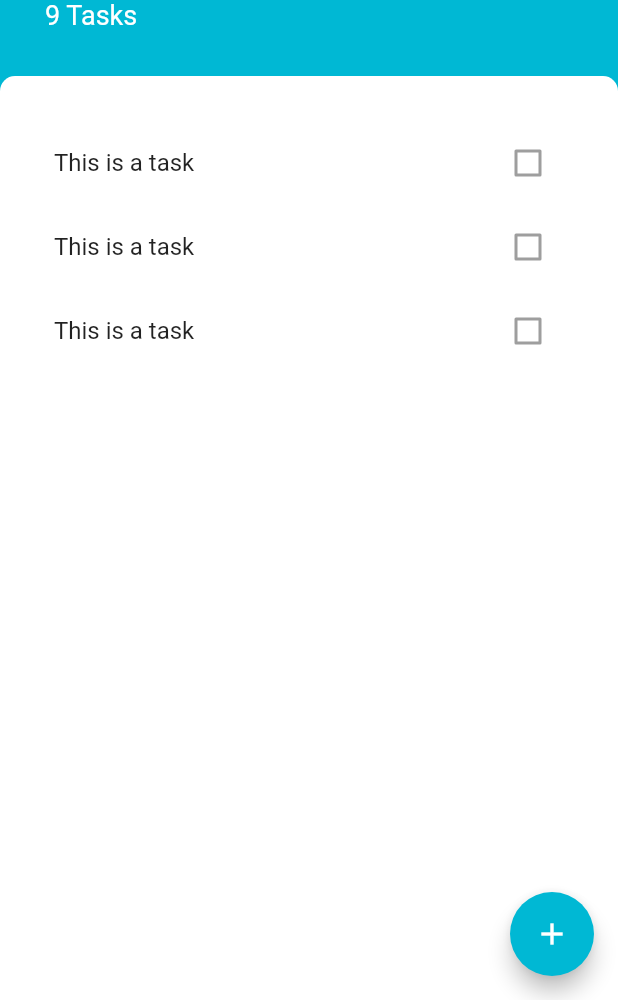
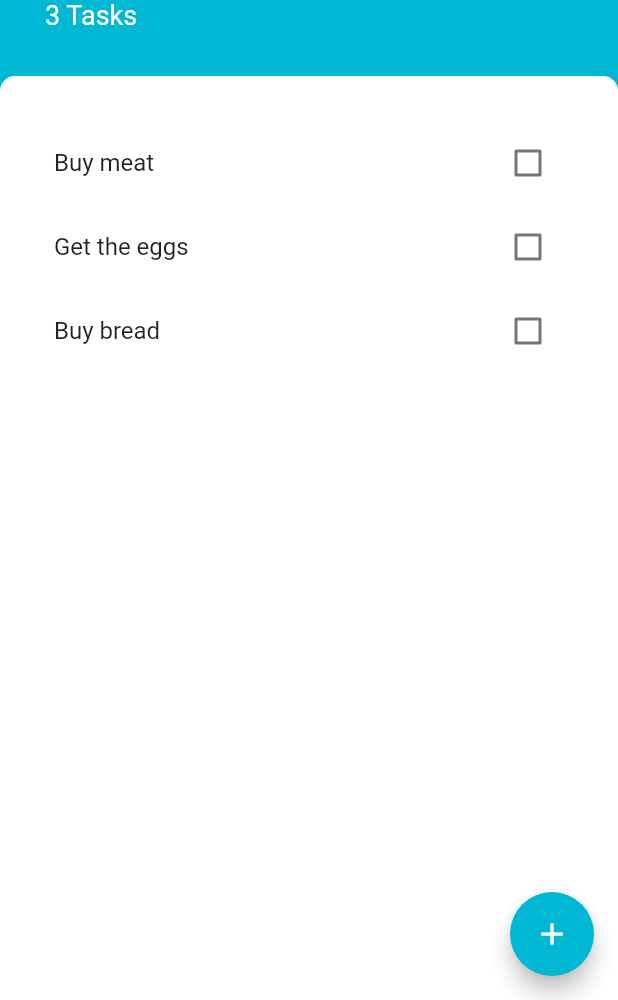
Before and after one commit to hazirah229/todoo_flutter, a Flutter app: the screen it shows after launch, on a phone screen of 412 x 824 dp, the part 236-1236 px from its top. Run offline on Flutter 3.47's test engine with Material 2 defaults, Android fonts, the phone set to English and light mode, and no system bars.

Commit message:
added new models, widget file, amend add, update&delete func

```diff
--- a/lib/main.dart
+++ b/lib/main.dart
@@ -1,13 +1,17 @@
 import 'package:flutter/material.dart';
 import 'screen/taskscreen.dart';
+import 'package:provider/provider.dart';
+import 'package:todoo_flutter/models/task_data.dart';
 
 void main() => runApp(MyApp());
 
 class MyApp extends StatelessWidget {
   @override
   Widget build(BuildContext context) {
-    return MaterialApp(
-      home: TasksScreen(),
-    );
+    return ChangeNotifierProvider(
+        builder: (context) => TaskData(),
+        child: MaterialApp(
+          home: TasksScreen(),
+        ));
   }
 }
--- /dev/null
+++ b/lib/models/task.dart
@@ -0,0 +1,10 @@
+class Task {
+  final String name;
+  bool isDone;
+
+  Task({this.name, this.isDone = false});
+
+  void toggleDone() {
+    isDone = !isDone;
+  }
+}
--- /dev/null
+++ b/lib/models/task_data.dart
@@ -0,0 +1,35 @@
+import 'dart:collection';
+import 'package:todoo_flutter/models/task.dart';
+import 'package:flutter/cupertino.dart';
+
+class TaskData extends ChangeNotifier {
+  List<Task> _tasks = [
+    Task(name: 'Buy meat'),
+    Task(name: 'Get the eggs'),
+    Task(name: 'Buy bread'),
+  ];
+
+  UnmodifiableListView<Task> get tasks {
+    return UnmodifiableListView(_tasks);
+  }
+
+  int get taskCount {
+    return _tasks.length;
+  }
+
+  void addTask(String newTaskTitle) {
+    final task = Task(name: newTaskTitle);
+    _tasks.add(task);
+    notifyListeners();
+  }
+
+  void updateTask(Task task) {
+    task.toggleDone();
+    notifyListeners();
+  }
+
+  void deleteTask(Task task) {
+    _tasks.remove(task);
+    notifyListeners();
+  }
+}
--- a/lib/screen/taskscreen.dart
+++ b/lib/screen/taskscreen.dart
@@ -2,6 +2,8 @@ import 'package:flutter/cupertino.dart';
 import 'package:flutter/material.dart';
 import 'package:todoo_flutter/widgets/tasks_list.dart';
 import 'add_task_screen.dart';
+import 'package:provider/provider.dart';
+import 'package:todoo_flutter/models/task_data.dart';
 
 class TasksScreen extends StatelessWidget {
   @override
@@ -20,13 +22,12 @@ class TasksScreen extends StatelessWidget {
               builder: (context) => AddTaskScreen(),
             );
           }),
-      body: SafeArea(
-        child: Column(
+      body: Column(
         crossAxisAlignment: CrossAxisAlignment.start,
         children: <Widget>[
           Container(
-              padding: EdgeInsets.only(
-                  top: 40, left: 30.0, right: 30.0, bottom: 30.0),
+            padding:
+                EdgeInsets.only(top: 40, left: 30.0, right: 30.0, bottom: 30.0),
             child: Column(
               crossAxisAlignment: CrossAxisAlignment.start,
               children: <Widget>[
@@ -51,7 +52,7 @@ class TasksScreen extends StatelessWidget {
                   ),
                 ),
                 Text(
-                    '9 Tasks',
+                  '${Provider.of<TaskData>(context).taskCount} Tasks',
                   style: TextStyle(
                     color: Colors.white,
                     fontSize: 18.0,
@@ -75,7 +76,6 @@ class TasksScreen extends StatelessWidget {
           ),
         ],
       ),
-      ),
     );
   }
 }
--- a/lib/widgets/tasks_list.dart
+++ b/lib/widgets/tasks_list.dart
@@ -1,15 +1,30 @@
 import 'package:flutter/material.dart';
 import 'tasks_tile.dart';
+import 'package:provider/provider.dart';
+import 'package:todoo_flutter/models/task_data.dart';
 
 class TaskList extends StatelessWidget {
   @override
   Widget build(BuildContext context) {
-    return ListView(
-      children: <Widget>[
-        TaskTile(),
-        TaskTile(),
-        TaskTile(),
-      ],
+    return Consumer<TaskData>(
+      builder: (context, taskData, child) {
+        return ListView.builder(
+          itemBuilder: (context, index) {
+            final task = taskData.tasks[index];
+            return TaskTile(
+              taskTitle: task.name,
+              isChecked: task.isDone,
+              checkboxCallBack: (checkboxState) {
+                taskData.updateTask(task);
+              },
+              longPressCallBack: () {
+                taskData.deleteTask(task);
+              },
+            );
+          },
+          itemCount: taskData.taskCount,
+        );
+      },
     );
   }
 }
--- a/lib/widgets/tasks_tile.dart
+++ b/lib/widgets/tasks_tile.dart
@@ -1,11 +1,30 @@
 import 'package:flutter/material.dart';
 
 class TaskTile extends StatelessWidget {
+  final bool isChecked;
+  final String taskTitle;
+  final Function checkboxCallBack;
+  final Function longPressCallBack;
+  TaskTile(
+      {this.isChecked,
+      this.taskTitle,
+      this.checkboxCallBack,
+      this.longPressCallBack});
+
   @override
   Widget build(BuildContext context) {
     return ListTile(
-      title: Text('This is a task'),
-      trailing: Checkbox(value: false),
+      onLongPress: longPressCallBack,
+      title: Text(
+        taskTitle,
+        style: TextStyle(
+            decoration: isChecked ? TextDecoration.lineThrough : null),
+      ),
+      trailing: Checkbox(
+        value: isChecked,
+        activeColor: Colors.cyanAccent[700],
+        onChanged: checkboxCallBack,
+      ),
     );
   }
 }
--- a/pubspec.yaml
+++ b/pubspec.yaml
@@ -28,6 +28,7 @@ dependencies:
   # The following adds the Cupertino Icons font to your application.
   # Use with the CupertinoIcons class for iOS style icons.
   cupertino_icons: ^0.1.3
+  provider: ^3.0.0+1
 
 dev_dependencies:
   flutter_test:
```
Also changed, not shown: lib/screen/add_task_screen.dart (+13 -4 lines), pubspec.lock. Lines whose indentation alone changed are shown as unchanged.
